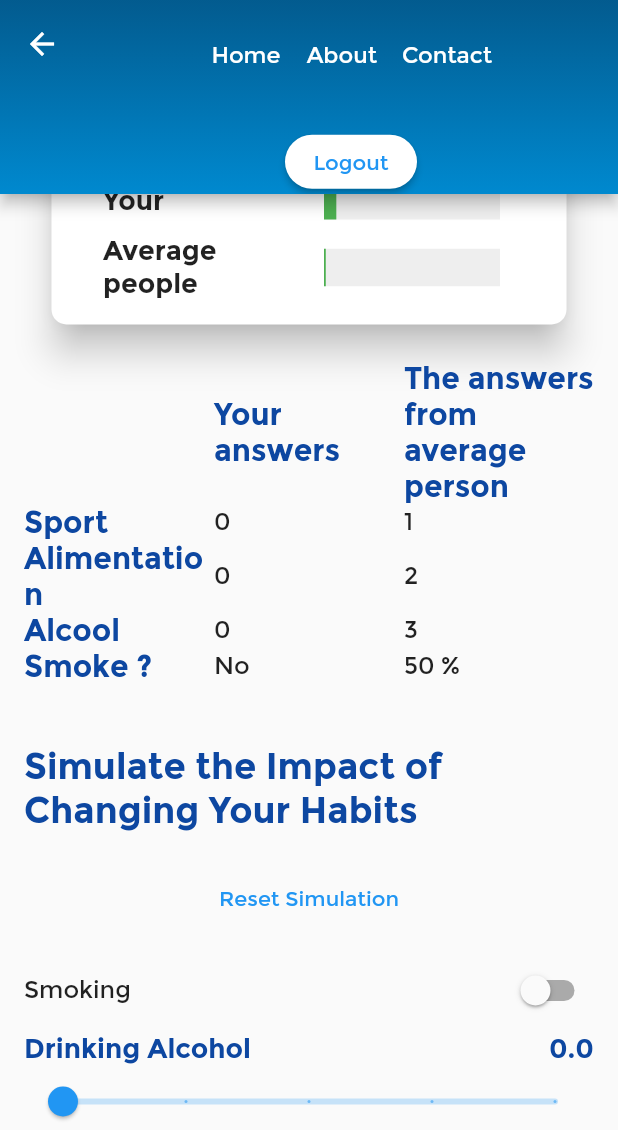
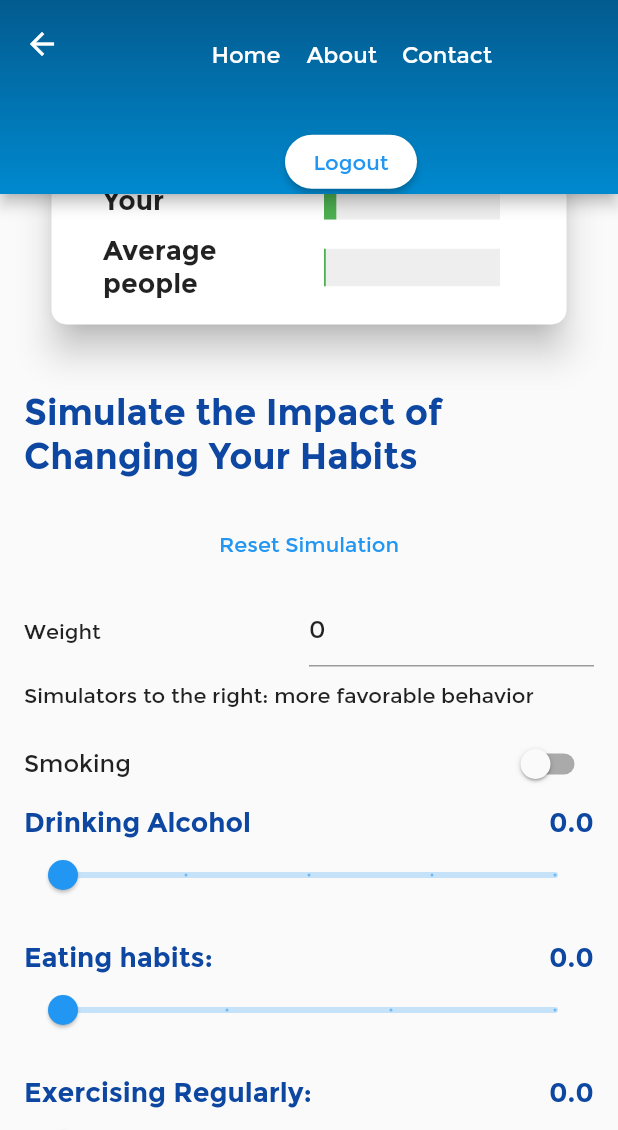
Before and after one commit to ndevanthery/HealthSim, a Flutter app: the ResultPage screen opened directly with empty values, scrolled down 576 dp, on a phone screen of 412 x 824 dp, the part 106-1236 px from its top. Run offline on Flutter 3.47's test engine with Material 2 defaults, Android fonts, the phone set to English and light mode, and no system bars; drawn by our look-alikes of percent_indicator; our stand-ins replace cloud_firestore, csv, firebase_auth, firebase_core, loading_indicator, tuple; missing offline and left inert: survey_kit; accounts and stored records are empty; generated files the repository leaves out were written again.

Commit message:
Correction algo + put weight in simulation + change resultPage like PO want

```diff
--- a/lib/algorithm/algo.dart
+++ b/lib/algorithm/algo.dart
@@ -168,9 +168,6 @@ double riskDiabete(ModelAnswer resultQuestionnaire) {
     1.2667,
     1.2,
     1.1333,
-    1.2667,
-    1.2,
-    1.1333,
     1.0667,
     1,
     0.9333,
@@ -287,25 +284,66 @@ double riskDiabete(ModelAnswer resultQuestionnaire) {
   return resultDiab * 1.0;
 }
 
+double riskBaseCancer(ModelAnswer resultQuestionnaire){
+  //variables for correction for user age
+  var maxAge=85, lifeRiskF=47.0, lifeRiskH=50.0;
+
+  double normalPopulationRisk=0.0;
+
+  //1 = Man / 0 = Woman
+  if(resultQuestionnaire.gender==1){
+    //calcul for correction for user age for a man
+    normalPopulationRisk =lifeRiskH/10000*(maxAge-resultQuestionnaire.age);
+  } else{
+    //calcul for correction for user age for a woman
+    normalPopulationRisk =lifeRiskF/10000*(maxAge-resultQuestionnaire.age);
+  }
+  normalPopulationRisk = normalPopulationRisk*100;
+  return normalPopulationRisk;
+
+}
+
 double riskCancer(ModelAnswer resultQuestionnaire) {
   //cancer algo
-  //points calcul
-  var sumCancer =
-      resultQuestionnaire.afcancer + resultQuestionnaire.smoke + 0.0;
+  //do the riskBaseCancer for normal population
+  var correctionAge= riskBaseCancer(resultQuestionnaire)/100;
+
+  //base variables for calculs
+  var afcancerF = [0.671384133654698, 1.30024926353954], afcancerH = [0.728388111407757, 1.31883958419197];
+  var smokeF = [0.72,1.19], smokeH = [0.50,1.67];
+  var alcoolF = [1.33374851388643,1.15,1.00,0.95,0.90], alcoolH = [1.16425276692004,1.08,1.00,0.95,0.90];
+  var sportF = [1.34398368456832,1.00,0.90,0.80], sportH = [1.10257819297523,1.00,0.90,0.80];
+  var alimFH = [1.10,1.05,1.00,0.95];
 
   var bmi = resultQuestionnaire.weight /
       (resultQuestionnaire.height / 100 * resultQuestionnaire.height / 100);
 
-  sumCancer += ((bmi - 25) / 10) * 0.5;
-  sumCancer += (3 - resultQuestionnaire.sport) / 3 * 0.5;
-  sumCancer += (4 - resultQuestionnaire.alcool) / 4 * 0.5;
-  sumCancer += (3 - resultQuestionnaire.alim) / 3 * 0.5;
+  double bmiFH=1.00;
 
-  var resultCancer = sumCancer / 4.0 * 100 + 9;
-
-  if(resultCancer>100) {
-    resultCancer=100;
+  if(bmi>25){
+    bmiFH += (bmi-25).ceil()/100;
   }
 
-  return resultCancer.roundToDouble();
+  double result;
+
+  //1 = Man / 0 = Woman
+  if(resultQuestionnaire.gender==1){
+    double correctionAF = afcancerH.elementAt(resultQuestionnaire.afcancer.toInt())*correctionAge;
+    result = correctionAF*smokeH.elementAt(resultQuestionnaire.smoke.toInt())*alcoolH.elementAt(resultQuestionnaire.alcool)*sportH.elementAt(resultQuestionnaire.sport)*alimFH.elementAt(resultQuestionnaire.alim)*bmiFH;
+
+  }else{
+    result = afcancerF.elementAt(resultQuestionnaire.afcancer.toInt())*correctionAge;
+    result = result*smokeF.elementAt(resultQuestionnaire.smoke.toInt())*alcoolF.elementAt(resultQuestionnaire.alcool)*sportF.elementAt(resultQuestionnaire.sport)*alimFH.elementAt(resultQuestionnaire.alim)*bmiFH;
+  }
+
+  result = result*100;
+  if(result>100){
+    result=100;
+  }
+  return double.parse(result.toStringAsFixed(2));
+
+
+
+
+
 }
--- a/lib/l10n/app_en.arb
+++ b/lib/l10n/app_en.arb
@@ -88,7 +88,9 @@
     "resultsimulationalim": "Eating habits:",
     "resultsimulationsport": "Exercising Regularly:",
     "resultcardyou": "Your",
-    "resultcardavgpeople": "Average people"
+    "resultcardavgpeople": "Average people",
+    "resultsimulationinfo": "Simulators to the right: more favorable behavior",
+    "resultsimulationweight": "Weight"
 
 
 }
--- a/lib/l10n/app_fr.arb
+++ b/lib/l10n/app_fr.arb
@@ -227,7 +227,7 @@
     "resultcomparationtitlesecondcolunm": "Vos réponses",
     "@resultcomparationtitlesecondcolunm":{
     },
-    "resultcomparationtitlelastcolunm": "Les réponses d'une personne moyenne",
+    "resultcomparationtitlelastcolunm": "Les réponses de la moyenne population",
     "@resultcomparationtitlelastcolunm":{
     },
     "resultcomparationtitlefirstrow": "Sport",
@@ -242,7 +242,7 @@
     "resultcomparationtitlelastrow": "Fume ?",
     "@resultcomparationtitlefirstrow":{
     },
-    "resultsimulationtitle": "Simuler l'impact d'un changement d'habitudes",
+    "resultsimulationtitle": "Simuler l'impact d'un changement de comportement",
     "@resultsimulationtitle":{
     },
     "resultsimulationresetbutton": "Réinitialiser la simulation",
@@ -263,8 +263,14 @@
     "resultcardyou": "Toi",
     "@resultcardyou":{
     },
-    "resultcardavgpeople": "Personnes moyennes",
+    "resultcardavgpeople": "Moyenne population",
     "@resultcardavgpeople":{
+    },
+    "resultsimulationinfo": "Simulateurs vers la droite: comportement plus favorable",
+    "@resultsimulationinfo": {
+    },
+    "resultsimulationweight": "Poids",
+    "@resultsimulationweight": {
     }
 
 }
--- a/lib/result/result.dart
+++ b/lib/result/result.dart
@@ -23,6 +23,7 @@ class _ResultPageState extends State<ResultPage> {
   double _exerciseValue = 2;
   late ModelAnswer simulationQuestionnaire;
   late ModelAnswer normalValue;
+  late TextEditingController _controller = TextEditingController();
 
   @override
   void initState() {
@@ -36,6 +37,7 @@ class _ResultPageState extends State<ResultPage> {
     _drinkingValue = simulationQuestionnaire.alcool.toDouble();
     _eatingValue = simulationQuestionnaire.alim.toDouble();
     _exerciseValue = simulationQuestionnaire.sport.toDouble();
+    _controller.text = simulationQuestionnaire.weight.toString();
     if (simulationQuestionnaire.gender == 0) {
       normalValue = ModelAnswer(
           simulationQuestionnaire.gender,
@@ -134,7 +136,7 @@ class _ResultPageState extends State<ResultPage> {
                             'Medium',
                             'Higher than Normal',
                             riskCancer(widget.resultQuestionnaire),
-                            riskCancer(normalValue)),
+                            riskBaseCancer(normalValue)),
                         _buildResultsCard(
                             context,
                             AppLocalizations.of(context)!.resultinfrisktitle,
@@ -160,7 +162,7 @@ class _ResultPageState extends State<ResultPage> {
                             'Medium',
                             'Higher than Normal',
                             riskCancer(widget.resultQuestionnaire),
-                            riskCancer(normalValue)),
+                            riskBaseCancer(normalValue)),
                         _buildResultsCard(
                             context,
                             AppLocalizations.of(context)!.resultinfrisktitle,
@@ -178,91 +180,7 @@ class _ResultPageState extends State<ResultPage> {
                       ],
                     ),
               const SizedBox(height: 20),
-              //Comparative
-              Table(
-                columnWidths: const <int, TableColumnWidth>{
-                  0: FlexColumnWidth(),
-                  1: FlexColumnWidth(),
-                  2: FlexColumnWidth()
-                },
-                defaultVerticalAlignment: TableCellVerticalAlignment.middle,
-                children: [
-                  TableRow(children: [
-                    const Text(""),
-                    Text(
-                      AppLocalizations.of(context)!
-                          .resultcomparationtitlesecondcolunm,
-                      style: TextStyle(
-                          fontWeight: FontWeight.bold,
-                          fontSize: 20,
-                          color: Colors.blue[900]),
-                    ),
-                    Text(
-                        AppLocalizations.of(context)!
-                            .resultcomparationtitlelastcolunm,
-                        style: TextStyle(
-                            fontWeight: FontWeight.bold,
-                            fontSize: 20,
-                            color: Colors.blue[900])),
-                  ]),
-                  TableRow(children: [
-                    Text(
-                        AppLocalizations.of(context)!
-                            .resultcomparationtitlefirstrow,
-                        style: TextStyle(
-                            fontWeight: FontWeight.bold,
-                            fontSize: 20,
-                            color: Colors.blue[900])),
-                    Text("${widget.resultQuestionnaire.sport}",
-                        style: const TextStyle(fontSize: 16)),
-                    Text("${normalValue.sport}",
-                        style: const TextStyle(fontSize: 16)),
-                  ]),
-                  TableRow(children: [
-                    Text(
-                        AppLocalizations.of(context)!
-                            .resultcomparationtitlesecondrow,
-                        style: TextStyle(
-                            fontWeight: FontWeight.bold,
-                            fontSize: 20,
-                            color: Colors.blue[900])),
-                    Text("${widget.resultQuestionnaire.alim}",
-                        style: const TextStyle(fontSize: 16)),
-                    Text("${normalValue.alim}",
-                        style: const TextStyle(fontSize: 16)),
-                  ]),
-                  TableRow(children: [
-                    Text(
-                        AppLocalizations.of(context)!
-                            .resultcomparationtitlethirdrow,
-                        style: TextStyle(
-                            fontWeight: FontWeight.bold,
-                            fontSize: 20,
-                            color: Colors.blue[900])),
-                    Text("${widget.resultQuestionnaire.alcool}",
-                        style: const TextStyle(fontSize: 16)),
-                    Text("${normalValue.alcool}",
-                        style: const TextStyle(fontSize: 16)),
-                  ]),
-                  TableRow(children: [
-                    Text(
-                        AppLocalizations.of(context)!
-                            .resultcomparationtitlelastrow,
-                        style: TextStyle(
-                            fontWeight: FontWeight.bold,
-                            fontSize: 20,
-                            color: Colors.blue[900])),
-                    Container(
-                        child: widget.resultQuestionnaire.smoke == 1
-                            ? Text(AppLocalizations.of(context)!.answerpositive,
-                                style: TextStyle(fontSize: 16))
-                            : Text(AppLocalizations.of(context)!.answernegative,
-                                style: TextStyle(fontSize: 16))),
-                    const Text("50 %", style: TextStyle(fontSize: 16))
-                  ]),
-                ],
-              ),
-              const SizedBox(height: 20),
+              //simulation part
               Column(
                 crossAxisAlignment: CrossAxisAlignment.stretch,
                 children: [
@@ -286,6 +204,34 @@ class _ResultPageState extends State<ResultPage> {
                       },
                       child: Text(AppLocalizations.of(context)!
                           .resultsimulationresetbutton)),
+                  const SizedBox(height: 10),
+                  Row(
+                    children: [
+                      Expanded(child:
+                      Text(AppLocalizations.of(context)!.resultsimulationweight)),
+                      // Form(
+                      //     child:
+                      Expanded(child:
+
+                      Wrap(
+                          direction: Axis.horizontal,
+                          children: <Widget>[
+                      TextField(
+                        controller: _controller,
+                        onChanged: (newValue){
+                          int newValueInt = int.parse(newValue);
+                          setState(() {
+                            _controller.text = newValue;
+                            simulationQuestionnaire.weight = newValueInt;
+                          });
+                        },
+                      )])),
+                      // ),
+
+                    ],
+                  ),
+                  const SizedBox(height: 10),
+                  Text(AppLocalizations.of(context)!.resultsimulationinfo),
                   const SizedBox(height: 10),
                   MediaQuery.of(context).size.width < 600
                       ? Column(children: [
@@ -612,7 +558,7 @@ class _ResultPageState extends State<ResultPage> {
                                 'Medium',
                                 'Higher than Normal',
                                 riskCancer(simulationQuestionnaire),
-                                riskCancer(normalValue)),
+                                riskBaseCancer(normalValue)),
                             _buildResultsCard(
                                 context,
                                 AppLocalizations.of(context)!
@@ -641,7 +587,7 @@ class _ResultPageState extends State<ResultPage> {
                                 'Medium',
                                 'Higher than Normal',
                                 riskCancer(simulationQuestionnaire),
-                                riskCancer(normalValue)),
+                                riskBaseCancer(normalValue)),
                             _buildResultsCard(
                                 context,
                                 AppLocalizations.of(context)!
```
